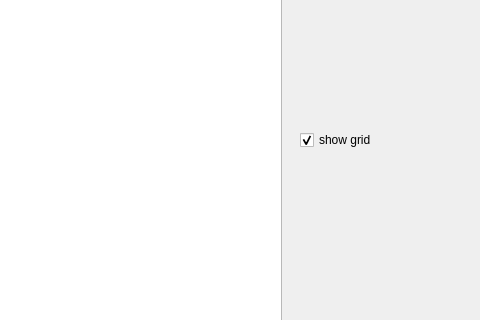
Qt form mainwindow.ui (Vazzi/Stalker-Editor) before a commit; both pictures show x 520 to 1000 and y 140 to 460 of the 1000 by 602 pixel window.
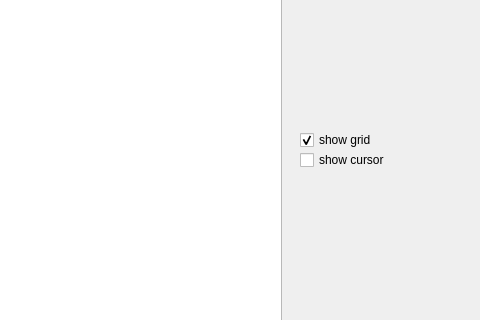
The same form after that commit.

Commit message: show/hide cursor

Patch:
```diff
--- a/mainwindow.ui
+++ b/mainwindow.ui
@@ -153,6 +153,19 @@
      <string>Remove None</string>
     </property>
    </widget>
+   <widget class="QCheckBox" name="checkBox">
+    <property name="geometry">
+     <rect>
+      <x>820</x>
+      <y>290</y>
+      <width>101</width>
+      <height>20</height>
+     </rect>
+    </property>
+    <property name="text">
+     <string>show cursor</string>
+    </property>
+   </widget>
   </widget>
  </widget>
  <layoutdefault spacing="6" margin="11"/>
```
Left out of the diff: 2 changed lines with no effect on the pictures. The commit also changes 2 other files.
